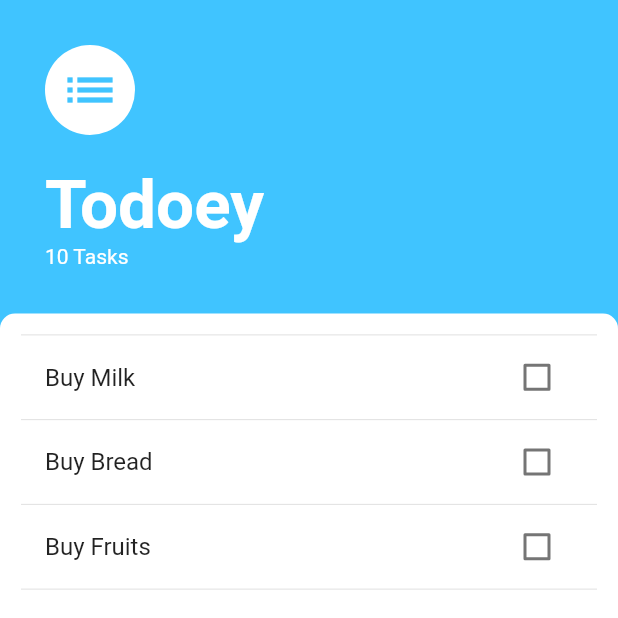
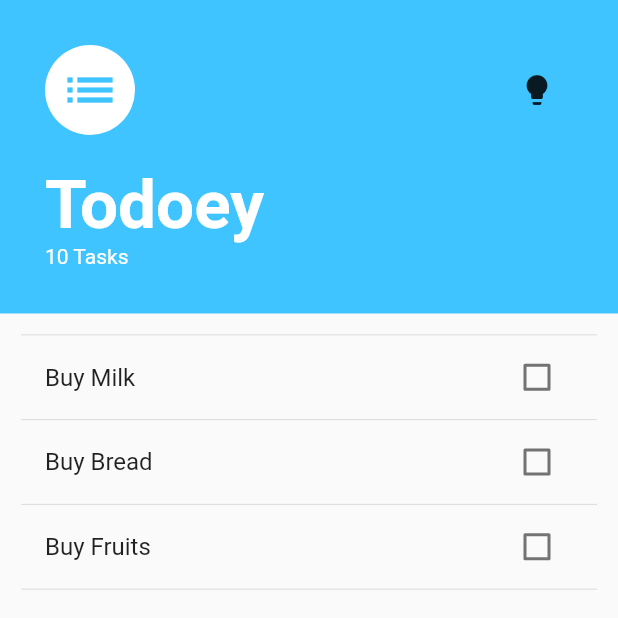
Before and after one commit to AshrafWzza/Todoey-flutter-using-passing-values-pop-push, a Flutter app: the screen it shows after launch, on a phone screen of 412 x 824 dp, the top half of it. Run offline on Flutter 3.47's test engine with Material 2 defaults, Android fonts, the phone set to English and light mode, and no system bars; our stand-ins replace get.

Commit message:
Add Dark mode

```diff
--- a/lib/main.dart
+++ b/lib/main.dart
@@ -1,5 +1,6 @@
 import 'package:flutter/material.dart';
 import 'screens/tasks_screen.dart';
+import 'package:get/get.dart';
 
 void main() {
   runApp(const MyApp());
@@ -10,8 +11,13 @@ class MyApp extends StatelessWidget {
 
   @override
   Widget build(BuildContext context) {
-    return const MaterialApp(
-      home: TasksScreen(),
+    return GetMaterialApp(
+      // Remove the debug banner
+      debugShowCheckedModeBanner: false,
+      darkTheme: ThemeData.dark(),
+      themeMode: ThemeMode.light,
+      // Theme mode depends on device settings at the beginning
+      home: const TasksScreen(),
     );
   }
 }
--- a/lib/screens/tasks_screen.dart
+++ b/lib/screens/tasks_screen.dart
@@ -2,6 +2,7 @@ import 'package:flutter/material.dart';
 import 'package:todoey_flutter/screens/add_task_screen.dart';
 import 'package:todoey_flutter/widgets/task_list.dart';
 import 'package:todoey_flutter/models/task.dart';
+import 'package:get/get.dart';
 
 class TasksScreen extends StatefulWidget {
   const TasksScreen({Key? key}) : super(key: key);
@@ -18,10 +19,20 @@ class _TasksScreenState extends State<TasksScreen> {
     Task(name: 'Buy Fruits'),
     Task(name: 'Buy Fruits'),
   ];
+  Color? decorationBoxColor;
+  Color? scaffoldColor;
+  void changeCustomColors() {
+    setState(() {
+      decorationBoxColor =
+          Get.isDarkMode ? Colors.white : const Color(0x000000);
+      // scaffoldColor = Get.isDarkMode ? Colors.lightBlueAccent : Colors.white;
+    });
+  }
+
   @override
   Widget build(BuildContext context) {
     return Scaffold(
-      backgroundColor: Colors.lightBlueAccent,
+      //backgroundColor: scaffoldColor,
       floatingActionButton: FloatingActionButton(
         onPressed: () async {
           //REceiving value from pop()->addtaskscreen
@@ -55,12 +66,15 @@ class _TasksScreenState extends State<TasksScreen> {
       body: Column(
         crossAxisAlignment: CrossAxisAlignment.start,
         children: [
-          Padding(
+          Container(
+            color: Colors.lightBlueAccent,
             padding: const EdgeInsets.all(30.0),
             child: Column(
               crossAxisAlignment: CrossAxisAlignment.start,
-              children: const [
-                CircleAvatar(
+              children: [
+                Row(
+                  children: [
+                    const CircleAvatar(
                       backgroundColor: Colors.white,
                       radius: 30.0,
                       child: Icon(
@@ -69,10 +83,23 @@ class _TasksScreenState extends State<TasksScreen> {
                         color: Colors.lightBlueAccent,
                       ),
                     ),
-                SizedBox(
+                    Expanded(
+                      child: Container(),
+                    ),
+                    IconButton(
+                        icon: const Icon(Icons.lightbulb),
+                        onPressed: () {
+                          Get.isDarkMode
+                              ? Get.changeTheme(ThemeData.light())
+                              : Get.changeTheme(ThemeData.dark());
+                          changeCustomColors();
+                        })
+                  ],
+                ),
+                const SizedBox(
                   height: 20.0,
                 ),
-                Text(
+                const Text(
                   'Todoey',
                   style: TextStyle(
                     fontSize: 45.0,
@@ -80,7 +107,7 @@ class _TasksScreenState extends State<TasksScreen> {
                     color: Colors.white,
                   ),
                 ),
-                Text(
+                const Text(
                   '10 Tasks',
                   style: TextStyle(
                     color: Colors.white,
@@ -89,11 +116,11 @@ class _TasksScreenState extends State<TasksScreen> {
               ],
             ),
           ),
+          //Two Containers to make border edge radius blue
           Expanded(
             child: Container(
               padding: const EdgeInsets.all(14.0),
               decoration: const BoxDecoration(
-                color: Colors.white,
                 borderRadius: BorderRadius.only(
                   topLeft: Radius.circular(10.0),
                   topRight: Radius.circular(10.0),
--- a/pubspec.yaml
+++ b/pubspec.yaml
@@ -35,6 +35,8 @@ dependencies:
   # Use with the CupertinoIcons class for iOS style icons.
   cupertino_icons: ^1.0.2
   provider: ^6.0.3
+  get: ^4.6.5
+  # rubber: ^1.0.1
 
 dev_dependencies:
   flutter_test:
```
Also changed, not shown: pubspec.lock. Lines whose indentation alone changed are shown as unchanged.
